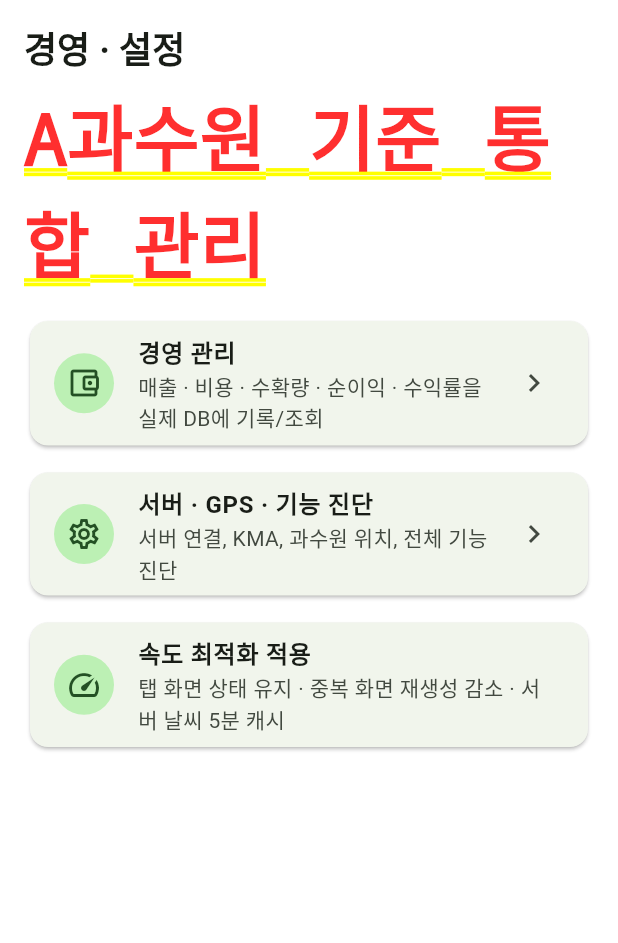
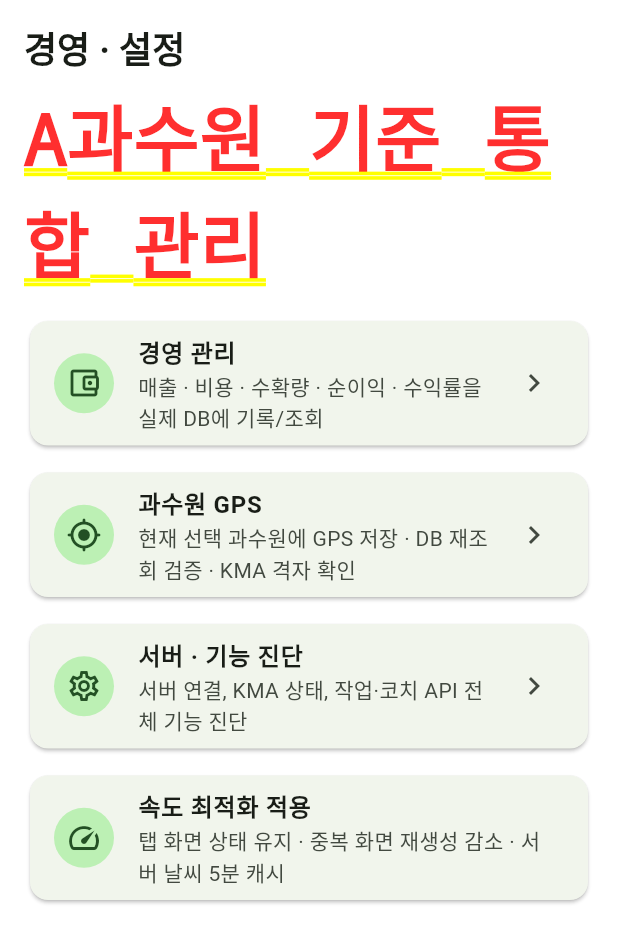
Before and after one commit to ssambaguita-sketch/apple-farm-assistant, a Flutter app: the ManagementPage screen opened directly, on a phone screen of 412 x 824 dp. Shown: the top 943 px of the screen. Run offline on Flutter 3.47's test engine with Material 3 defaults, Android fonts, the phone set to English and light mode, and no system bars; our stand-ins replace geolocator, image_picker, shared_preferences; accounts and stored records are empty; network calls fail.

Commit message:
Add dedicated verified GPS settings entry

```diff
--- a/lib/management_page.dart
+++ b/lib/management_page.dart
@@ -1,6 +1,7 @@
 import 'package:flutter/material.dart';
 
 import 'finance_page.dart';
+import 'gps_settings_page.dart';
 import 'main.dart' as legacy;
 import 'services/orchard_selection.dart';
 
@@ -39,9 +40,19 @@ class ManagementPage extends StatelessWidget {
         const SizedBox(height: 10),
         Card(
           child: ListTile(
+            leading: const CircleAvatar(child: Icon(Icons.my_location_rounded)),
+            title: const Text('과수원 GPS', style: TextStyle(fontWeight: FontWeight.bold)),
+            subtitle: const Text('현재 선택 과수원에 GPS 저장 · DB 재조회 검증 · KMA 격자 확인'),
+            trailing: const Icon(Icons.chevron_right),
+            onTap: () => _open(context, '과수원 GPS', const GpsSettingsPage()),
+          ),
+        ),
+        const SizedBox(height: 10),
+        Card(
+          child: ListTile(
             leading: const CircleAvatar(child: Icon(Icons.settings_outlined)),
-            title: const Text('서버 · GPS · 기능 진단', style: TextStyle(fontWeight: FontWeight.bold)),
-            subtitle: const Text('서버 연결, KMA, 과수원 위치, 전체 기능 진단'),
+            title: const Text('서버 · 기능 진단', style: TextStyle(fontWeight: FontWeight.bold)),
+            subtitle: const Text('서버 연결, KMA 상태, 작업·코치 API 전체 기능 진단'),
             trailing: const Icon(Icons.chevron_right),
             onTap: () => _open(context, '설정 · 기능 진단', const legacy.MorePage()),
           ),
```
